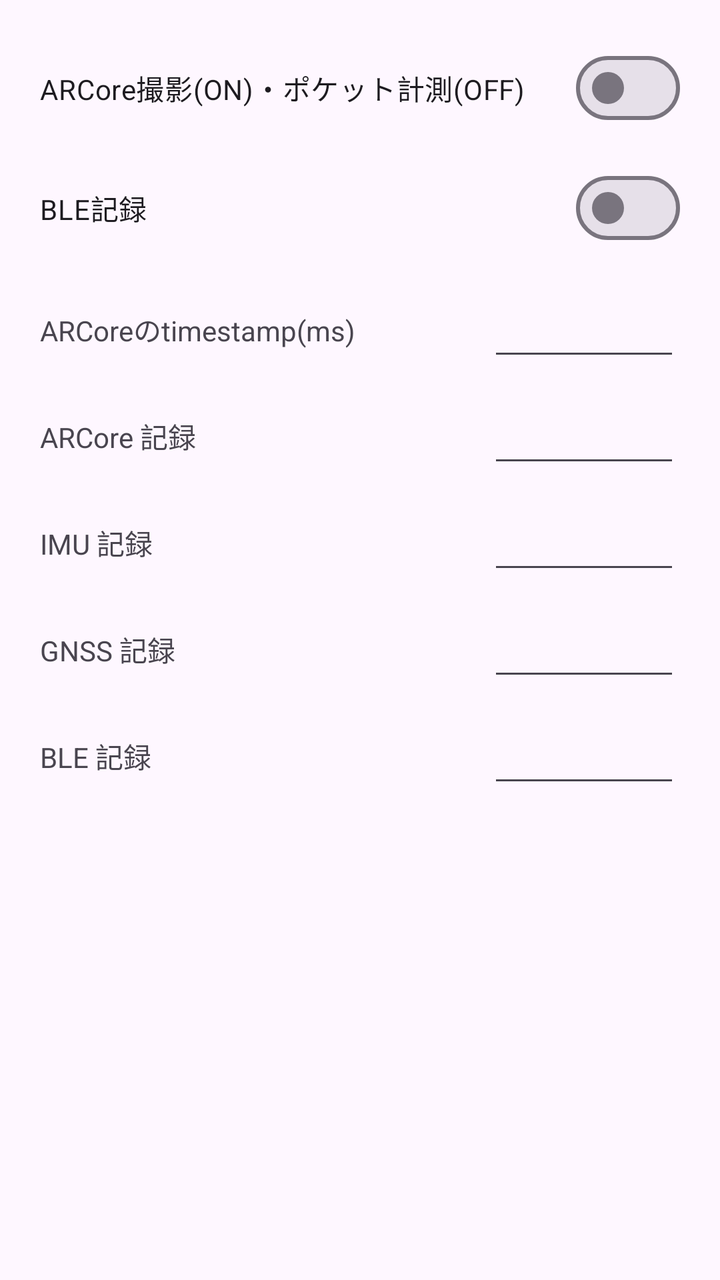
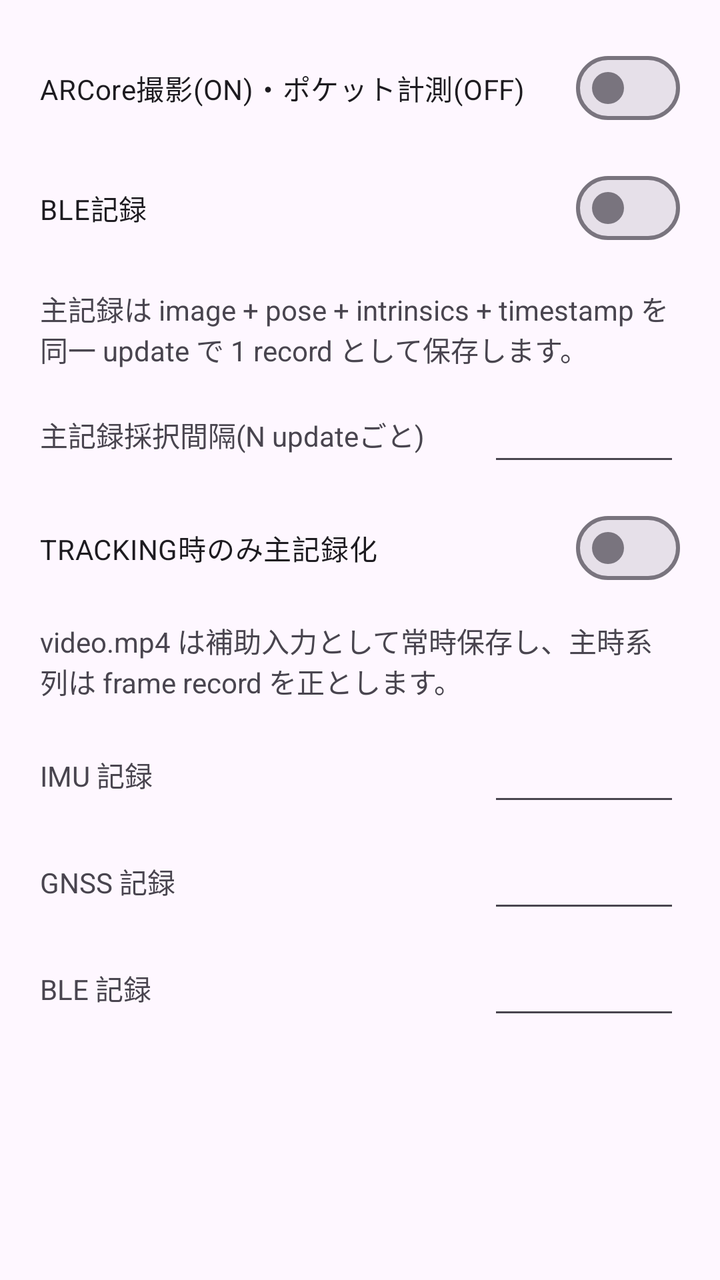

An Android layout rendered at two revisions. The XML below is the earlier revision; the diff shows what the commit changed to produce the second picture.
<!-- AndroidManifest.xml: application theme Theme.ISensorium -->
<!-- res/layout/dialog_sampling_conditions.xml -->
<?xml version="1.0" encoding="utf-8"?>
<ScrollView xmlns:android="http://schemas.android.com/apk/res/android"
    android:layout_width="match_parent"
    android:layout_height="wrap_content"
    android:fillViewport="true">

    <LinearLayout
        android:layout_width="match_parent"
        android:layout_height="wrap_content"
        android:orientation="vertical"
        android:padding="20dp">

        <com.google.android.material.materialswitch.MaterialSwitch
            android:id="@+id/dialogCaptureModeSwitch"
            android:layout_width="match_parent"
            android:layout_height="wrap_content"
            android:text="ARCore撮影(ON)・ポケット計測(OFF)" />

        <com.google.android.material.materialswitch.MaterialSwitch
            android:id="@+id/dialogBleSwitch"
            android:layout_width="match_parent"
            android:layout_height="wrap_content"
            android:layout_marginTop="12dp"
            android:text="BLE記録" />

        <LinearLayout
            android:layout_width="match_parent"
            android:layout_height="wrap_content"
            android:layout_marginTop="16dp"
            android:gravity="center_vertical"
            android:orientation="horizontal">

            <TextView
                android:layout_width="0dp"
                android:layout_height="wrap_content"
                android:layout_weight="1"
                android:text="ARCoreのtimestamp(ms)" />

            <EditText
                android:id="@+id/dialogVideoIntervalInput"
                android:layout_width="96dp"
                android:layout_height="wrap_content"
                android:inputType="number" />
        </LinearLayout>

        <LinearLayout
            android:layout_width="match_parent"
            android:layout_height="wrap_content"
            android:layout_marginTop="12dp"
            android:gravity="center_vertical"
            android:orientation="horizontal">

            <TextView
                android:layout_width="0dp"
                android:layout_height="wrap_content"
                android:layout_weight="1"
                android:text="ARCore 記録" />

            <EditText
                android:id="@+id/dialogArcoreIntervalInput"
                android:layout_width="96dp"
                android:layout_height="wrap_content"
                android:inputType="number" />
        </LinearLayout>

        <LinearLayout
            android:layout_width="match_parent"
            android:layout_height="wrap_content"
            android:layout_marginTop="12dp"
            android:gravity="center_vertical"
            android:orientation="horizontal">

            <TextView
                android:layout_width="0dp"
                android:layout_height="wrap_content"
                android:layout_weight="1"
                android:text="IMU 記録" />

            <EditText
                android:id="@+id/dialogImuIntervalInput"
                android:layout_width="96dp"
                android:layout_height="wrap_content"
                android:inputType="number" />
        </LinearLayout>

        <LinearLayout
            android:layout_width="match_parent"
            android:layout_height="wrap_content"
            android:layout_marginTop="12dp"
            android:gravity="center_vertical"
            android:orientation="horizontal">

            <TextView
                android:layout_width="0dp"
                android:layout_height="wrap_content"
                android:layout_weight="1"
                android:text="GNSS 記録" />

            <EditText
                android:id="@+id/dialogGnssIntervalInput"
                android:layout_width="96dp"
                android:layout_height="wrap_content"
                android:inputType="number" />
        </LinearLayout>

        <LinearLayout
            android:layout_width="match_parent"
            android:layout_height="wrap_content"
            android:layout_marginTop="12dp"
            android:gravity="center_vertical"
            android:orientation="horizontal">

            <TextView
                android:layout_width="0dp"
                android:layout_height="wrap_content"
                android:layout_weight="1"
                android:text="BLE 記録" />

            <EditText
                android:id="@+id/dialogBleIntervalInput"
                android:layout_width="96dp"
                android:layout_height="wrap_content"
                android:inputType="number" />
        </LinearLayout>
    </LinearLayout>
</ScrollView>
<!-- resources referenced by this layout -->
<resources>
  <style name="Theme.ISensorium" parent="Theme.Material3.DayNight.NoActionBar">
          <item name="android:statusBarColor" tools:targetApi="l">?attr/colorSurface</item>
      </style>
</resources>

<!-- the commit's change to res/layout/dialog_sampling_conditions.xml (unified diff, before → after) -->
@@ -23,27 +23,15 @@
             android:layout_marginTop="12dp"
             android:text="BLE記録" />
 
-        <LinearLayout
+        <TextView
+            android:id="@+id/dialogFrameRecordNoteText"
             android:layout_width="match_parent"
             android:layout_height="wrap_content"
             android:layout_marginTop="16dp"
-            android:gravity="center_vertical"
-            android:orientation="horizontal">
-
-            <TextView
-                android:layout_width="0dp"
-                android:layout_height="wrap_content"
-                android:layout_weight="1"
-                android:text="ARCoreのtimestamp(ms)" />
-
-            <EditText
-                android:id="@+id/dialogVideoIntervalInput"
-                android:layout_width="96dp"
-                android:layout_height="wrap_content"
-                android:inputType="number" />
-        </LinearLayout>
+            android:text="主記録は image + pose + intrinsics + timestamp を同一 update で 1 record として保存します。" />
 
         <LinearLayout
+            android:id="@+id/dialogFrameRecordEveryContainer"
             android:layout_width="match_parent"
             android:layout_height="wrap_content"
             android:layout_marginTop="12dp"
@@ -54,19 +42,33 @@
                 android:layout_width="0dp"
                 android:layout_height="wrap_content"
                 android:layout_weight="1"
-                android:text="ARCore 記録" />
+                android:text="主記録採択間隔(N updateごと)" />
 
             <EditText
-                android:id="@+id/dialogArcoreIntervalInput"
+                android:id="@+id/dialogFrameRecordEveryInput"
                 android:layout_width="96dp"
                 android:layout_height="wrap_content"
                 android:inputType="number" />
         </LinearLayout>
 
+        <com.google.android.material.materialswitch.MaterialSwitch
+            android:id="@+id/dialogTrackingOnlySwitch"
+            android:layout_width="match_parent"
+            android:layout_height="wrap_content"
+            android:layout_marginTop="12dp"
+            android:text="TRACKING時のみ主記録化" />
+
+        <TextView
+            android:id="@+id/dialogVideoSupplementNoteText"
+            android:layout_width="match_parent"
+            android:layout_height="wrap_content"
+            android:layout_marginTop="12dp"
+            android:text="video.mp4 は補助入力として常時保存し、主時系列は frame record を正とします。" />
+
         <LinearLayout
             android:layout_width="match_parent"
             android:layout_height="wrap_content"
-            android:layout_marginTop="12dp"
+            android:layout_marginTop="16dp"
             android:gravity="center_vertical"
             android:orientation="horizontal">
 
